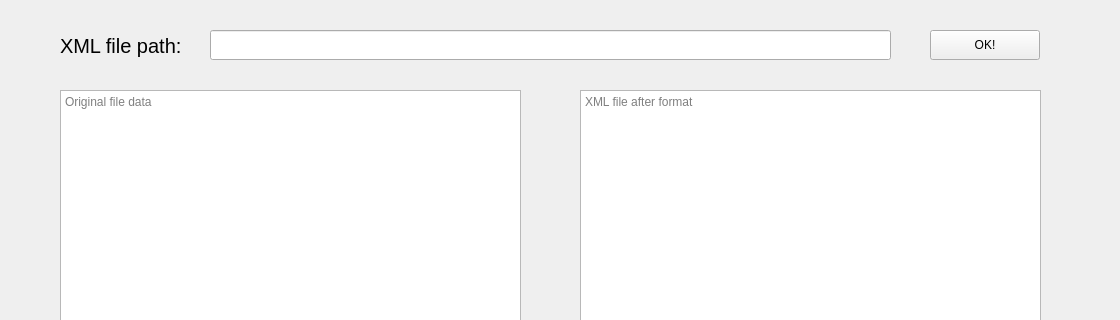
Before: the Qt Designer form mainwindow.ui in osamamuhammad3623/XML_editor, drawn with Qt 5; both pictures show x 0 to 1120 and y 0 to 320 of the 1120 by 732 pixel window.
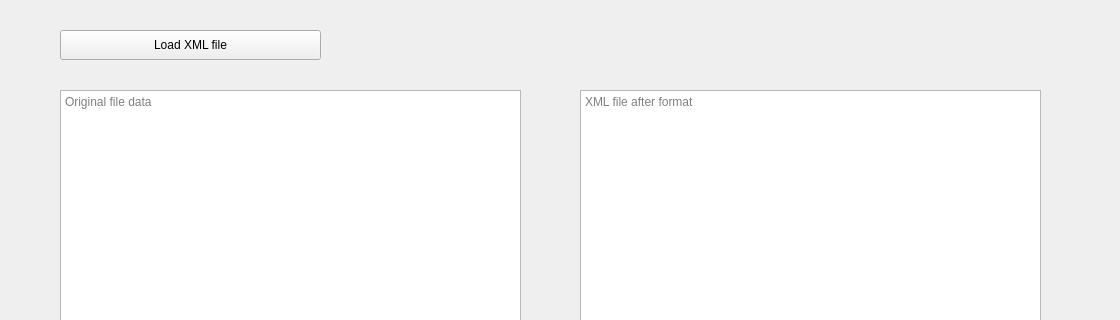
After: the same form once the commit is applied.

What changed in the file:
```diff
--- a/mainwindow.ui
+++ b/mainwindow.ui
@@ -14,37 +14,6 @@
    <string>XML Editor Project</string>
   </property>
   <widget class="QWidget" name="centralwidget">
-   <widget class="QLabel" name="label">
-    <property name="geometry">
-     <rect>
-      <x>60</x>
-      <y>20</y>
-      <width>161</width>
-      <height>51</height>
-     </rect>
-    </property>
-    <property name="font">
-     <font>
-      <pointsize>15</pointsize>
-     </font>
-    </property>
-    <property name="text">
-     <string>XML file path:</string>
-    </property>
-   </widget>
-   <widget class="QLineEdit" name="filePath">
-    <property name="geometry">
-     <rect>
-      <x>210</x>
-      <y>30</y>
-      <width>681</width>
-      <height>30</height>
-     </rect>
-    </property>
-    <property name="text">
-     <string/>
-    </property>
-   </widget>
    <widget class="QTextEdit" name="originalText">
     <property name="geometry">
      <rect>
@@ -89,14 +58,14 @@
    <widget class="QPushButton" name="loadFile">
     <property name="geometry">
      <rect>
-      <x>930</x>
+      <x>60</x>
       <y>30</y>
-      <width>110</width>
+      <width>261</width>
       <height>30</height>
      </rect>
     </property>
     <property name="text">
-     <string>OK!</string>
+     <string>Load XML file</string>
     </property>
    </widget>
    <widget class="QPushButton" name="checkTagsConsistency">
@@ -219,6 +188,19 @@
      <string>Visualize</string>
     </property>
    </widget>
+   <widget class="QLabel" name="filePath">
+    <property name="geometry">
+     <rect>
+      <x>340</x>
+      <y>30</y>
+      <width>731</width>
+      <height>31</height>
+     </rect>
+    </property>
+    <property name="text">
+     <string/>
+    </property>
+   </widget>
   </widget>
   <widget class="QMenuBar" name="menubar">
    <property name="geometry">
```
